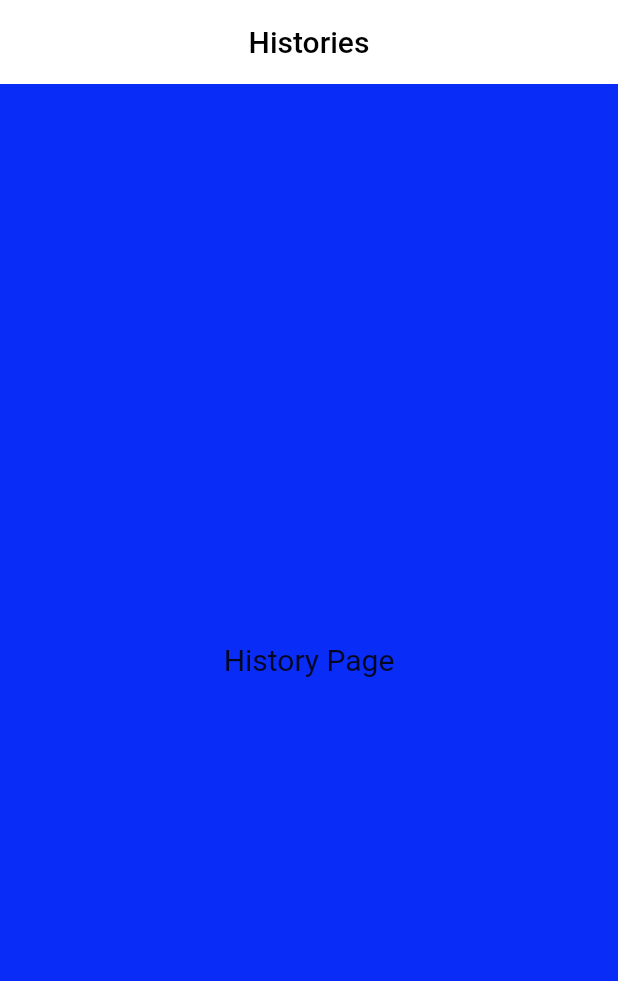
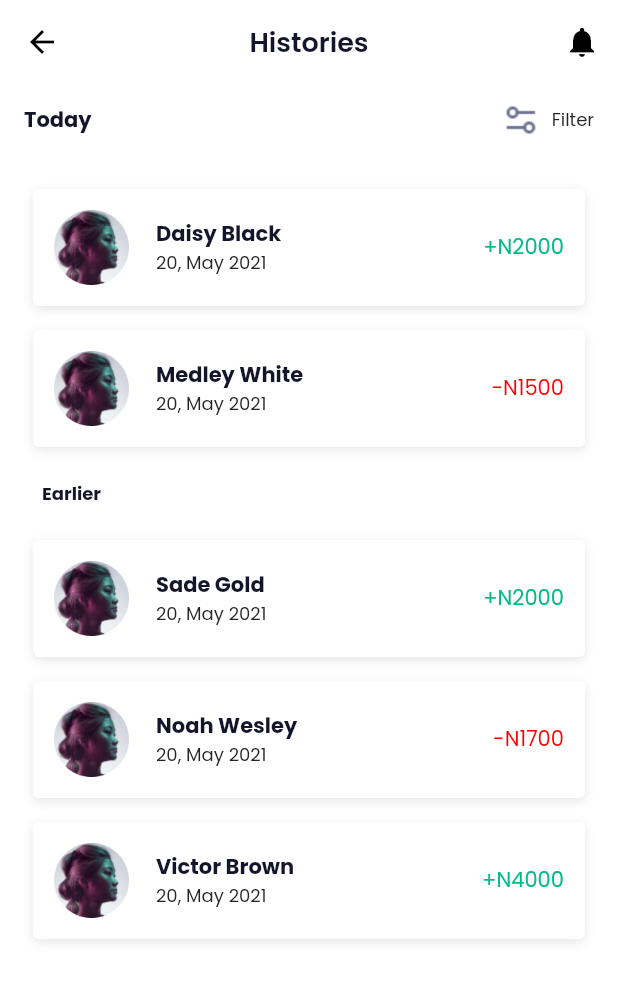
Before and after one commit to Trowpass/trowpass, a Flutter app: the HistoryTabScreen screen opened directly, on a phone screen of 412 x 824 dp. Shown: the top 981 px of the screen. Run offline on Flutter 3.47's test engine with Material 2 defaults, Android fonts, the phone set to English and light mode, and no system bars; our stand-ins replace carousel_slider, dio, dotted_line, get, google_fonts, pretty_dio_logger; missing offline and left inert: qr_code_scanner.

Commit message:
TRW-13 Finish implement transaction history

```diff
--- a/app/lib/controllers/history_tab_controller.dart
+++ b/app/lib/controllers/history_tab_controller.dart
@@ -1,5 +1,13 @@
+import 'package:flutter/material.dart';
 import 'package:get/get.dart';
 
+import '../screens/history/mock/dummy_history.dart';
+
 class HistoryTabController extends GetxController {
+  var period = RxString('Today');
+  var selectedFilterType = RxnString('New to Old');
+  var filterTypes = [ 'New to Old', 'Old to New', 'Monthly', 'Yearly'];
+  var historyItems = DummyHistory.generateDummyHistory();
   final String title = 'Histories';
+  final scrollController = ScrollController();
 }
--- /dev/null
+++ b/app/lib/screens/history/history.dart
@@ -0,0 +1,114 @@
+import 'package:app/screens/history/list_item.dart';
+import 'package:app/shareds/utils/images.dart';
+import 'package:flutter/material.dart';
+import 'package:get/get.dart';
+
+import '../../controllers/history_tab_controller.dart';
+import '../../shareds/utils/app_colors.dart';
+import '../../widgets/app_styles.dart';
+
+class HistoryScreen extends GetView<HistoryTabController> {
+  // ignore: use_key_in_widget_constructors
+  const HistoryScreen();
+
+  @override
+  Widget build(BuildContext context) {
+    // ignore: unused_local_variable
+    String? selectedItem;
+
+    return Scaffold(
+      backgroundColor: background,
+      appBar: AppBar(
+        backgroundColor: background,
+        elevation: 0.0,
+        title: Text(
+          controller.title,
+          style: appStyles(18, titleActive, FontWeight.w600),
+        ),
+        centerTitle: true,
+        actions: [
+          IconButton(
+            icon: const Icon(Icons.notifications, color: Colors.black),
+            onPressed: () {
+              Get.back();
+            },
+          )
+        ],
+        leading: IconButton(
+          icon: const Icon(Icons.arrow_back, color: Colors.black),
+          onPressed: () {
+            Get.back();
+          },
+        ),
+      ),
+      body: Column(
+        children: <Widget>[
+          Padding(
+            padding: const EdgeInsets.only(left: 16, right: 8),
+            child: Row(
+              children: <Widget>[
+                Obx(
+                  () => Text(
+                    controller.period.value,
+                    style: appStyles(14, titleActive, FontWeight.bold),
+                  ),
+                ),
+                Expanded(
+                  child: Row(
+                    mainAxisAlignment: MainAxisAlignment.end,
+                    children: [
+                      PopupMenuButton(
+                        tooltip: 'Show filters',
+                        child: TextButton.icon(
+                          icon: Image.asset(configure),
+                          label: Text(
+                            'Filter',
+                            style: appStyles(12, gray, FontWeight.normal),
+                          ),
+                          onPressed: null,
+                        ),
+                        onSelected: (value) {
+                          selectedItem = value;
+                        },
+                        itemBuilder: (BuildContext context) {
+                          return controller.filterTypes.map((selectedType) {
+                            return PopupMenuItem(
+                              value: selectedType,
+                              child: Text(
+                                selectedType,
+                              ),
+                            );
+                          }).toList();
+                        },
+                      ),
+                    ],
+                  ),
+                ),
+              ],
+            ),
+          ),
+          Expanded(
+            child: ListView.builder(
+              padding: const EdgeInsets.all(14),
+              controller: controller.scrollController,
+              itemCount: controller.historyItems.length,
+              // physics: const BouncingScrollPhysics(),
+              itemBuilder: (context, index) {
+                var history = controller.historyItems[index];
+                return history == null
+                    ? Padding(
+                        padding: const EdgeInsets.all(14),
+                        child: Text(
+                          'Earlier',
+                          style: appStyles(12, titleActive, FontWeight.bold),
+                        ),
+                      )
+                    : HistoryListItem(history);
+              },
+            ),
+          ),
+        ],
+      ),
+    );
+  }
+}
--- /dev/null
+++ b/app/lib/screens/history/history_model.dart
@@ -0,0 +1,83 @@
+// ignore_for_file: public_member_api_docs, sort_constructors_first
+import 'dart:convert';
+
+enum TransactionType { debit, credit }
+
+class HistoryModel {
+  String image;
+  String name;
+  String time;
+  String amount;
+  TransactionType transactionType;
+
+  HistoryModel({
+    required this.image,
+    required this.name,
+    required this.time,
+    required this.amount,
+    required this.transactionType,
+  });
+
+  HistoryModel copyWith({
+    String? image,
+    String? name,
+    String? time,
+    String? amount,
+    TransactionType? transactionType,
+  }) {
+    return HistoryModel(
+      image: image ?? this.image,
+      name: name ?? this.name,
+      time: time ?? this.time,
+      amount: amount ?? this.amount,
+      transactionType: transactionType ?? this.transactionType,
+    );
+  }
+
+  Map<String, dynamic> toMap() {
+    return <String, dynamic>{
+      'image': image,
+      'name': name,
+      'time': time,
+      'amount': amount,
+      'transactionType': TransactionType.credit,
+      // 'transactionType': transactionType.toMap(),
+    };
+  }
+
+  factory HistoryModel.fromMap(Map<String, dynamic> map) {
+    return HistoryModel(
+      image: map['image'] as String,
+      name: map['name'] as String,
+      time: map['time'] as String,
+      amount: map['amount'] as String,
+      transactionType: TransactionType.credit,
+      // transactionType: TransactionType.fromMap(map['transactionType'] as Map<String, dynamic>),
+    );
+  }
+
+  String toJson() => json.encode(toMap());
+
+  factory HistoryModel.fromJson(String source) => HistoryModel.fromMap(json.decode(source) as Map<String, dynamic>);
+
+  @override
+  String toString() {
+    return 'HistoryModel(image: $image, name: $name, time: $time, amount: $amount, transactionType: $transactionType)';
+  }
+
+  @override
+  bool operator ==(covariant HistoryModel other) {
+    if (identical(this, other)) return true;
+
+    return other.image == image &&
+        other.name == name &&
+        other.time == time &&
+        other.amount == amount &&
+        other.transactionType == transactionType;
+  }
+
+  @override
+  int get hashCode {
+    return image.hashCode ^ name.hashCode ^ time.hashCode ^ amount.hashCode ^ transactionType.hashCode;
+  }
+}
--- /dev/null
+++ b/app/lib/screens/history/list_item.dart
@@ -0,0 +1,87 @@
+import 'package:app/screens/history/history_model.dart';
+import 'package:flutter/material.dart';
+
+import '../../shareds/utils/app_colors.dart';
+import '../../shareds/utils/border_radius.dart';
+import '../../widgets/app_styles.dart';
+
+class HistoryListItem extends StatefulWidget {
+  final HistoryModel history;
+
+  // ignore: use_key_in_widget_constructors
+  const HistoryListItem(this.history);
+
+  @override
+  State<StatefulWidget> createState() {
+    return HistoryListItemState();
+  }
+}
+
+class HistoryListItemState extends State<HistoryListItem> {
+  @override
+  Widget build(BuildContext context) {
+    var transactionType = widget.history.transactionType;
+    var color = transactionType == TransactionType.credit ? successColor : validationErrorColor;
+
+    return Padding(
+      padding: const EdgeInsets.all(8.0),
+      child: GestureDetector(
+        onTap: onTap,
+        child: Container(
+          width: double.infinity,
+          // height: 64,
+          decoration: BoxDecoration(
+            color: background,
+            borderRadius: BorderRadius.circular(cardBorderRadius),
+            boxShadow: [
+              BoxShadow(
+                color: Colors.black.withOpacity(0.1),
+                blurRadius: 5,
+                offset: const Offset(0, 2),
+              ),
+            ],
+          ),
+          padding: const EdgeInsets.all(14),
+          child: Row(
+            children: <Widget>[
+              Image.asset(
+                widget.history.image,
+                width: 50,
+                height: 50,
+              ),
+              Padding(
+                padding: const EdgeInsets.only(left: 18),
+                child: Column(
+                  crossAxisAlignment: CrossAxisAlignment.start,
+                  children: <Widget>[
+                    Text(
+                      widget.history.name,
+                      style: appStyles(14, titleActive, FontWeight.bold),
+                    ),
+                    Text(
+                      widget.history.time,
+                      style: appStyles(12, gray, FontWeight.normal),
+                    ),
+                  ],
+                ),
+              ),
+              Expanded(
+                child: Row(
+                  mainAxisAlignment: MainAxisAlignment.end,
+                  children: <Widget>[
+                    Text(
+                      widget.history.amount,
+                      style: appStyles(14, color, FontWeight.w400),
+                    ),
+                  ],
+                ),
+              )
+            ],
+          ),
+        ),
+      ),
+    );
+  }
+
+  void onTap() {}
+}
--- /dev/null
+++ b/app/lib/screens/history/mock/dummy_history.dart
@@ -0,0 +1,49 @@
+import 'package:app/shareds/utils/images.dart';
+
+import '../history_model.dart';
+
+class DummyHistory {
+  static List<HistoryModel?> generateDummyHistory() {
+    String time = '20, May 2021';
+
+    // null is added to separate the "Today" section from the "Earlier" section
+    return [
+      HistoryModel(
+        amount: '+N2000',
+        image: profile,
+        name: 'Daisy Black',
+        time: time,
+        transactionType: TransactionType.credit,
+      ),
+      HistoryModel(
+        amount: '-N1500',
+        image: profile,
+        name: 'Medley White',
+        time: time,
+        transactionType: TransactionType.debit,
+      ),
+      null,
+      HistoryModel(
+        amount: '+N2000',
+        image: profile,
+        name: 'Sade Gold',
+        time: time,
+        transactionType: TransactionType.credit,
+      ),
+      HistoryModel(
+        amount: '-N1700',
+        image: profile,
+        name: 'Noah Wesley',
+        time: time,
+        transactionType: TransactionType.debit,
+      ),
+      HistoryModel(
+        amount: '+N4000',
+        image: profile,
+        name: 'Victor Brown',
+        time: time,
+        transactionType: TransactionType.credit,
+      ),
+    ];
+  }
+}
--- a/app/lib/screens/navigation_menus/history_tab_screen.dart
+++ b/app/lib/screens/navigation_menus/history_tab_screen.dart
@@ -1,3 +1,4 @@
+import 'package:app/screens/history/history.dart';
 import 'package:flutter/material.dart';
 import 'package:get/get.dart';
 
@@ -9,23 +10,9 @@ class HistoryTabScreen extends GetView<HistoryTabController> {
 
   @override
   Widget build(BuildContext context) {
-    return Scaffold(
-      backgroundColor: primaryColor,
-      appBar: AppBar(
-        centerTitle: true,
-        title: Text(
-          controller.title,
-          style: const TextStyle(color: Colors.black),
-        ),
-        elevation: 0,
-        backgroundColor: Colors.white,
-      ),
-      body: const Center(
-        child: Text(
-          "History Page",
-          style: TextStyle(fontSize: 20),
-        ),
-      ),
+    return const Scaffold(
+      backgroundColor: background,
+      body: HistoryScreen(),
     );
   }
 }
--- a/app/lib/shareds/utils/images.dart
+++ b/app/lib/shareds/utils/images.dart
@@ -21,3 +21,4 @@ const send = 'assets/icons/send.png';
 const book = 'assets/icons/book.png';
 const topup = 'assets/icons/topup.png';
 const train = 'assets/icons/train.png';
+const configure = 'assets/icons/configure.png';
```
Also changed, not shown: app/assets/icons/configure.png (added).
